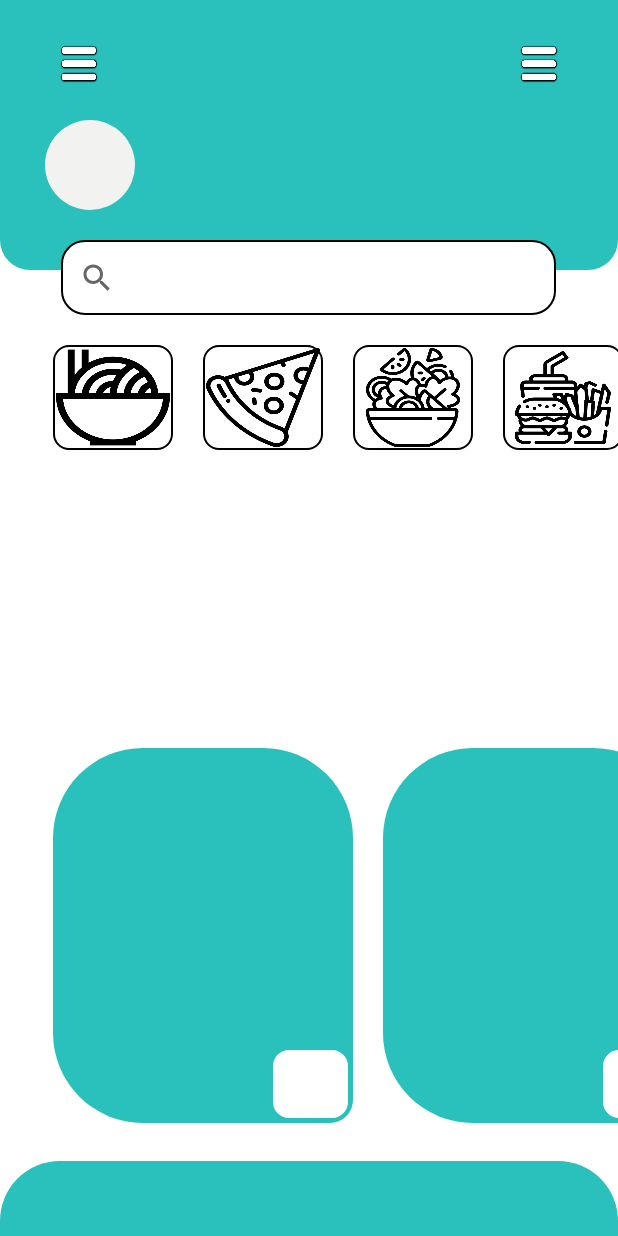
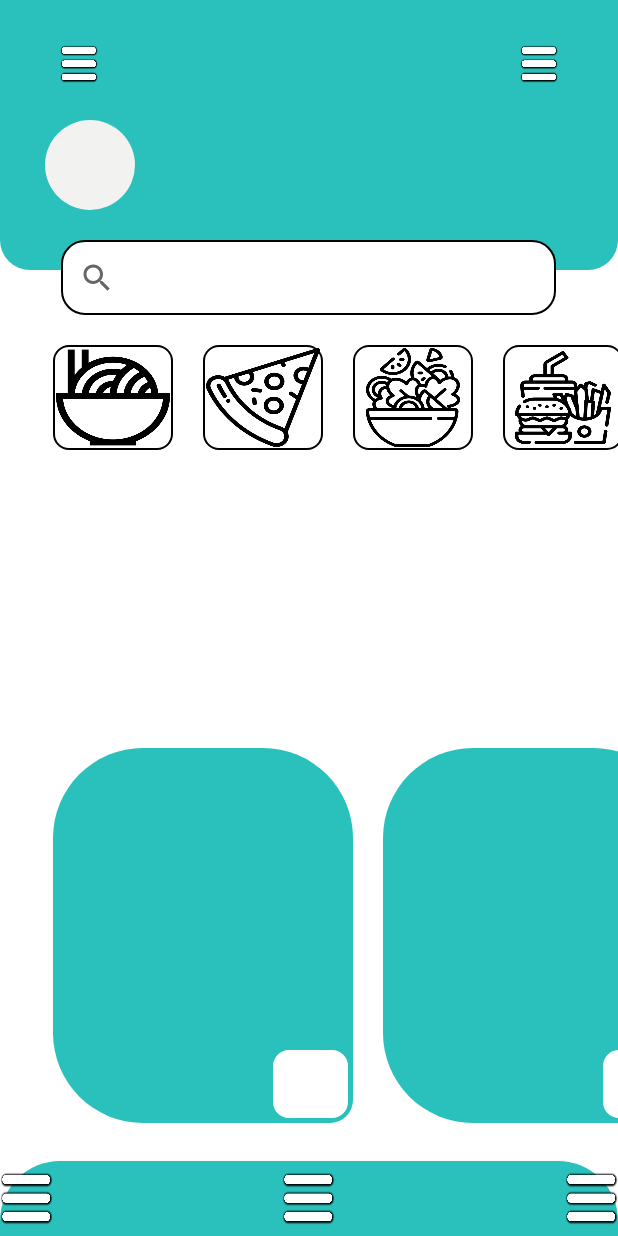
Before and after one commit to fullchicken44/Cook-App, an Android app: the screen it shows after launch (MainActivity), on a phone screen of 412 x 824 dp. Run offline under Robolectric (Android 15) with nearby library versions, the light colour scheme and no system bars; Roboto replaces fonts that are not available here.

Commit message:
Added temporary navigation button

```diff
--- a/app/build.gradle
+++ b/app/build.gradle
@@ -25,6 +25,9 @@
         sourceCompatibility JavaVersion.VERSION_1_8
         targetCompatibility JavaVersion.VERSION_1_8
     }
+    buildFeatures {
+        viewBinding true
+    }
 }
 
 dependencies {
@@ -32,6 +35,7 @@
     implementation 'androidx.appcompat:appcompat:1.4.0'
     implementation 'com.google.android.material:material:1.4.0'
     implementation 'androidx.constraintlayout:constraintlayout:2.1.2'
+    implementation 'com.google.android.gms:play-services-maps:18.0.1'
     testImplementation 'junit:junit:4.+'
     androidTestImplementation 'androidx.test.ext:junit:1.1.3'
     androidTestImplementation 'androidx.test.espresso:espresso-core:3.4.0'
--- a/app/src/main/java/com/example/finalasm/MainActivity.java
+++ b/app/src/main/java/com/example/finalasm/MainActivity.java
@@ -3,8 +3,15 @@
 import androidx.appcompat.app.AppCompatActivity;
 
 import android.os.Bundle;
+import android.widget.ImageButton;
+import android.widget.SearchView;
+import android.widget.TextView;
 
 public class MainActivity extends AppCompatActivity {
+    ImageButton userAvatar;
+    TextView username;
+    SearchView searchFood;
+
 
     @Override
     protected void onCreate(Bundle savedInstanceState) {
--- a/app/src/main/res/layout/activity_main.xml
+++ b/app/src/main/res/layout/activity_main.xml
@@ -76,7 +76,7 @@
         android:layout_below="@id/avatarAndName"
         android:layout_centerHorizontal="true"
         android:layout_marginTop="20dp"
-        android:background="@drawable/search_bar"/>
+        android:background="@drawable/search_bar" />
 
     <HorizontalScrollView
         android:layout_width="match_parent"
@@ -276,12 +276,55 @@
         </LinearLayout>
     </HorizontalScrollView>
 
-    <LinearLayout
+    <RelativeLayout
         android:id="@+id/navigation"
         android:layout_width="match_parent"
         android:layout_height="50dp"
         android:layout_alignParentBottom="true"
         android:background="@drawable/navigation_bar"
-        android:orientation="horizontal" />
+        android:orientation="horizontal">
+
+        <LinearLayout
+            android:layout_width="match_parent"
+            android:layout_height="wrap_content"
+            android:layout_centerInParent="true">
+
+            <ImageButton
+                android:id="@+id/nav_menu"
+                android:layout_width="35dp"
+                android:layout_height="35dp"
+                android:background="@drawable/menu_icon"
+                android:scaleType="fitXY" />
+
+            <Space
+                android:layout_width="0dp"
+                android:layout_height="1dp"
+                android:layout_weight="1" >
+            </Space>
+
+            <ImageButton
+                android:id="@+id/nav_search"
+                android:layout_width="35dp"
+                android:layout_height="35dp"
+                android:background="@drawable/menu_icon"
+                android:scaleType="fitXY" />
+
+            <Space
+                android:layout_width="0dp"
+                android:layout_height="1dp"
+                android:layout_weight="1" >
+            </Space>
+
+            <ImageButton
+                android:id="@+id/nav_user"
+                android:layout_width="35dp"
+                android:layout_height="35dp"
+                android:background="@drawable/menu_icon"
+                android:scaleType="fitXY" />
+
+        </LinearLayout>
+    </RelativeLayout>
+
+
 
 </RelativeLayout>
--- a/app/src/main/res/values/strings.xml
+++ b/app/src/main/res/values/strings.xml
@@ -24,4 +24,5 @@
     <string name="stay_strong">Stay strong together</string>
     <string name="volunteer">Become a volunteer</string>
     <string name="forget_password">Forget Password.?</string>
+    <string name="title_activity_maps">MapsActivity</string>
 </resources>
```
Also changed, not shown: app/src/debug/res/values/google_maps_api.xml (added, +24 -0 lines), app/src/main/AndroidManifest.xml (+24 -0 lines), app/src/main/java/com/example/finalasm/MapsActivity.java (added, +51 -0 lines), app/src/main/res/layout/activity_maps.xml (added, +9 -0 lines), 1 other file.
